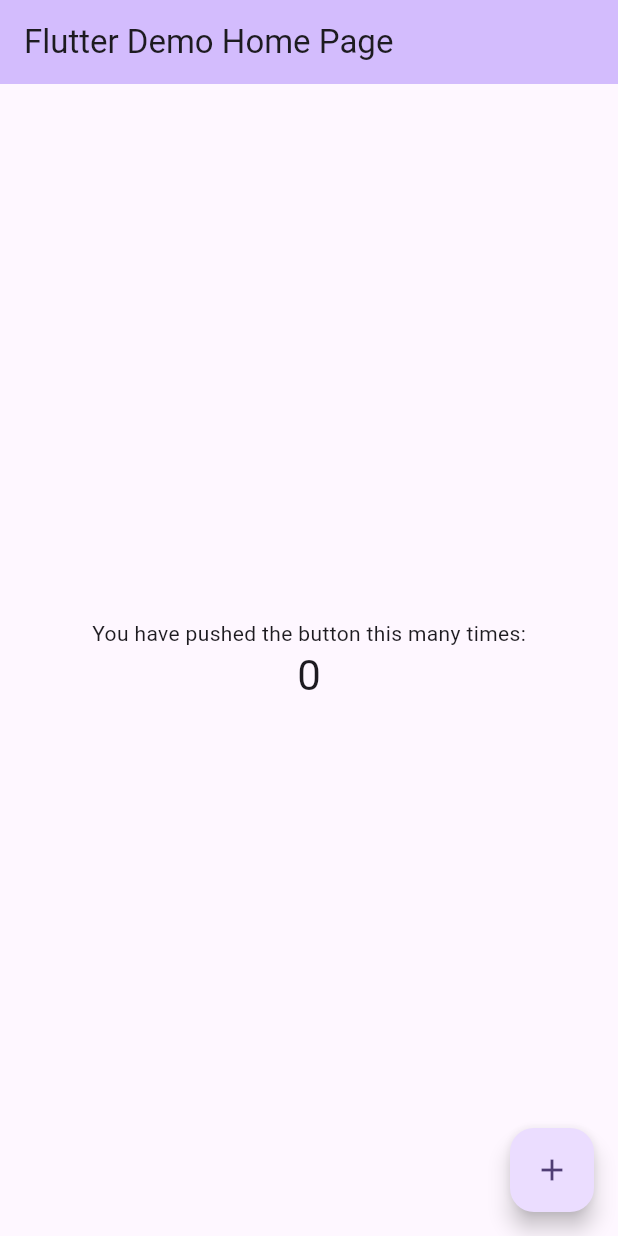
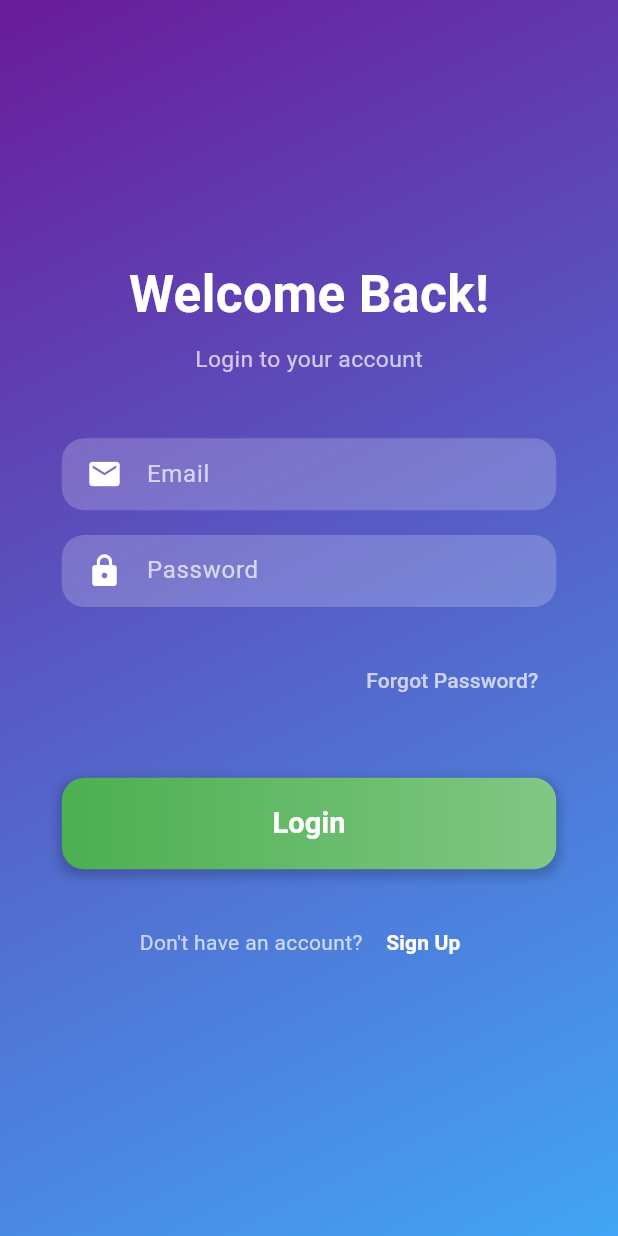
Before and after one commit to could-ai/019a3902-666a-7083-bd19-90ae914589e9, a Flutter app: the screen it shows after launch, on a phone screen of 412 x 824 dp. Run offline on Flutter 3.47's test engine with Material 3 defaults, Android fonts, the phone set to English and light mode, and no system bars; our stand-ins replace responsive_sizer, simple_animations.

Commit message:
I have added the `simple_animations` package for creating beautiful animations and the `responsive_sizer` package to ensure the UI is responsive across all screen sizes. These additions are crucial for meeting the user's request for a more dynamic and adaptable login page.; I have updated the main application entry point to initialize the `responsive_sizer` package, which is essential for building a responsive UI. I also set the `LoginScreen` as the new home page, replacing the default placeholder. This change directs the user to the newly designed login interface upon launching the app.; I've created a new, visually appealing login screen with a gradient background and animated elements. Each UI component, from the header to the input fields and buttons, fades and slides into view for a dynamic user experience. The layout is fully responsive, adapting to different screen sizes using the `responsive_sizer` package to ensure a consistent look and feel on any device. This file is the core of the UI enhancement, delivering on the user's request for a more beautiful and animated interface.

```diff
--- /dev/null
+++ b/usr/lib/features/auth/presentation/pages/login_screen.dart
@@ -0,0 +1,251 @@
+import 'package:flutter/material.dart';
+import 'package:responsive_sizer/responsive_sizer.dart';
+import 'package:simple_animations/simple_animations.dart';
+
+class LoginScreen extends StatelessWidget {
+  const LoginScreen({super.key});
+
+  @override
+  Widget build(BuildContext context) {
+    return Scaffold(
+      body: Container(
+        decoration: const BoxDecoration(
+          gradient: LinearGradient(
+            begin: Alignment.topLeft,
+            end: Alignment.bottomRight,
+            colors: [
+              Color(0xFF6A1B9A),
+              Color(0xFF42A5F5),
+            ],
+          ),
+        ),
+        child: Center(
+          child: SingleChildScrollView(
+            padding: EdgeInsets.symmetric(horizontal: 10.w),
+            child: Column(
+              mainAxisAlignment: MainAxisAlignment.center,
+              children: [
+                _buildHeader(),
+                SizedBox(height: 5.h),
+                _buildLoginForm(),
+                SizedBox(height: 3.h),
+                _buildForgotPassword(),
+                SizedBox(height: 5.h),
+                _buildLoginButton(),
+                SizedBox(height: 3.h),
+                _buildSignUpLink(),
+              ],
+            ),
+          ),
+        ),
+      ),
+    );
+  }
+
+  Widget _buildHeader() {
+    return PlayAnimationBuilder<double>(
+      tween: Tween(begin: 0.0, end: 1.0),
+      duration: const Duration(milliseconds: 500),
+      builder: (context, value, child) {
+        return Opacity(
+          opacity: value,
+          child: Transform.translate(
+            offset: Offset(0, 50 * (1 - value)),
+            child: child,
+          ),
+        );
+      },
+      child: Column(
+        children: [
+          Text(
+            "Welcome Back!",
+            style: TextStyle(
+              fontSize: 24.sp,
+              fontWeight: FontWeight.bold,
+              color: Colors.white,
+            ),
+          ),
+          SizedBox(height: 1.h),
+          Text(
+            "Login to your account",
+            style: TextStyle(
+              fontSize: 16.sp,
+              color: Colors.white70,
+            ),
+          ),
+        ],
+      ),
+    );
+  }
+
+  Widget _buildLoginForm() {
+    return Column(
+      children: [
+        _buildAnimatedTextField(
+          delay: 600,
+          icon: Icons.email,
+          hintText: "Email",
+        ),
+        SizedBox(height: 2.h),
+        _buildAnimatedTextField(
+          delay: 700,
+          icon: Icons.lock,
+          hintText: "Password",
+          obscureText: true,
+        ),
+      ],
+    );
+  }
+
+  Widget _buildAnimatedTextField({
+    required int delay,
+    required IconData icon,
+    required String hintText,
+    bool obscureText = false,
+  }) {
+    return PlayAnimationBuilder<double>(
+      tween: Tween(begin: 0.0, end: 1.0),
+      duration: Duration(milliseconds: 500),
+      delay: Duration(milliseconds: delay),
+      builder: (context, value, child) {
+        return Opacity(
+          opacity: value,
+          child: Transform.translate(
+            offset: Offset(0, 50 * (1 - value)),
+            child: child,
+          ),
+        );
+      },
+      child: _buildTextField(icon, hintText, obscureText),
+    );
+  }
+
+  Widget _buildTextField(IconData icon, String hintText, bool obscureText) {
+    return Container(
+      padding: EdgeInsets.symmetric(horizontal: 4.w),
+      decoration: BoxDecoration(
+        color: Colors.white.withOpacity(0.2),
+        borderRadius: BorderRadius.circular(15),
+      ),
+      child: TextField(
+        obscureText: obscureText,
+        style: TextStyle(color: Colors.white),
+        decoration: InputDecoration(
+          icon: Icon(icon, color: Colors.white),
+          border: InputBorder.none,
+          hintText: hintText,
+          hintStyle: TextStyle(color: Colors.white70),
+        ),
+      ),
+    );
+  }
+
+  Widget _buildForgotPassword() {
+    return PlayAnimationBuilder<double>(
+      tween: Tween(begin: 0.0, end: 1.0),
+      duration: const Duration(milliseconds: 500),
+      delay: const Duration(milliseconds: 800),
+      builder: (context, value, child) {
+        return Opacity(
+          opacity: value,
+          child: Transform.translate(
+            offset: Offset(0, 50 * (1 - value)),
+            child: child,
+          ),
+        );
+      },
+      child: Align(
+        alignment: Alignment.centerRight,
+        child: TextButton(
+          onPressed: () {},
+          child: Text(
+            "Forgot Password?",
+            style: TextStyle(color: Colors.white70),
+          ),
+        ),
+      ),
+    );
+  }
+
+  Widget _buildLoginButton() {
+    return PlayAnimationBuilder<double>(
+      tween: Tween(begin: 0.0, end: 1.0),
+      duration: const Duration(milliseconds: 500),
+      delay: const Duration(milliseconds: 900),
+      builder: (context, value, child) {
+        return Opacity(
+          opacity: value,
+          child: Transform.scale(
+            scale: value,
+            child: child,
+          ),
+        );
+      },
+      child: Container(
+        width: double.infinity,
+        decoration: BoxDecoration(
+          borderRadius: BorderRadius.circular(15),
+          gradient: const LinearGradient(
+            colors: [Color(0xFF4CAF50), Color(0xFF81C784)],
+          ),
+          boxShadow: [
+            BoxShadow(
+              color: Colors.black.withOpacity(0.2),
+              spreadRadius: 2,
+              blurRadius: 5,
+              offset: const Offset(0, 3),
+            ),
+          ],
+        ),
+        child: MaterialButton(
+          onPressed: () {},
+          padding: EdgeInsets.symmetric(vertical: 2.h),
+          child: Text(
+            "Login",
+            style: TextStyle(
+              fontSize: 18.sp,
+              color: Colors.white,
+              fontWeight: FontWeight.bold,
+            ),
+          ),
+        ),
+      ),
+    );
+  }
+
+  Widget _buildSignUpLink() {
+    return PlayAnimationBuilder<double>(
+      tween: Tween(begin: 0.0, end: 1.0),
+      duration: const Duration(milliseconds: 500),
+      delay: const Duration(milliseconds: 1000),
+      builder: (context, value, child) {
+        return Opacity(
+          opacity: value,
+          child: Transform.translate(
+            offset: Offset(0, 50 * (1 - value)),
+            child: child,
+          ),
+        );
+      },
+      child: Row(
+        mainAxisAlignment: MainAxisAlignment.center,
+        children: [
+          Text(
+            "Don't have an account? ",
+            style: TextStyle(color: Colors.white70),
+          ),
+          TextButton(
+            onPressed: () {},
+            child: const Text(
+              "Sign Up",
+              style: TextStyle(
+                color: Colors.white,
+                fontWeight: FontWeight.bold,
+              ),
+            ),
+          ),
+        ],
+      ),
+    );
+  }
+}
--- a/usr/lib/main.dart
+++ b/usr/lib/main.dart
@@ -1,4 +1,6 @@
+import 'package:couldai_user_app/features/auth/presentation/pages/login_screen.dart';
 import 'package:flutter/material.dart';
+import 'package:responsive_sizer/responsive_sizer.dart';
 
 void main() {
   runApp(const MyApp());
@@ -7,114 +9,19 @@ void main() {
 class MyApp extends StatelessWidget {
   const MyApp({super.key});
 
-  // This widget is the root of your application.
   @override
   Widget build(BuildContext context) {
+    return ResponsiveSizer(
+      builder: (context, orientation, screenType) {
         return MaterialApp(
           title: 'Flutter Demo',
           debugShowCheckedModeBanner: false,
           theme: ThemeData(
-        // This is the theme of your application.
-        //
-        // TRY THIS: Try running your application with "flutter run". You'll see
-        // the application has a purple toolbar. Then, without quitting the app,
-        // try changing the seedColor in the colorScheme below to Colors.green
-        // and then invoke "hot reload" (save your changes or press the "hot
-        // reload" button in a Flutter-supported IDE, or press "r" if you used
-        // the command line to start the app).
-        //
-        // Notice that the counter didn't reset back to zero; the application
-        // state is not lost during the reload. To reset the state, use hot
-        // restart instead.
-        //
-        // This works for code too, not just values: Most code changes can be
-        // tested with just a hot reload.
             colorScheme: ColorScheme.fromSeed(seedColor: Colors.deepPurple),
           ),
-      home: const MyHomePage(title: 'Flutter Demo Home Page'),
+          home: const LoginScreen(),
+        );
+      },
     );
   }
 }
-
-class MyHomePage extends StatefulWidget {
-  const MyHomePage({super.key, required this.title});
-
-  // This widget is the home page of your application. It is stateful, meaning
-  // that it has a State object (defined below) that contains fields that affect
-  // how it looks.
-
-  // This class is the configuration for the state. It holds the values (in this
-  // case the title) provided by the parent (in this case the App widget) and
-  // used by the build method of the State. Fields in a Widget subclass are
-  // always marked "final".
-
-  final String title;
-
-  @override
-  State<MyHomePage> createState() => _MyHomePageState();
-}
-
-class _MyHomePageState extends State<MyHomePage> {
-  int _counter = 0;
-
-  void _incrementCounter() {
-    setState(() {
-      // This call to setState tells the Flutter framework that something has
-      // changed in this State, which causes it to rerun the build method below
-      // so that the display can reflect the updated values. If we changed
-      // _counter without calling setState(), then the build method would not be
-      // called again, and so nothing would appear to happen.
-      _counter++;
-    });
-  }
-
-  @override
-  Widget build(BuildContext context) {
-    // This method is rerun every time setState is called, for instance as done
-    // by the _incrementCounter method above.
-    //
-    // The Flutter framework has been optimized to make rerunning build methods
-    // fast, so that you can just rebuild anything that needs updating rather
-    // than having to individually change instances of widgets.
-    return Scaffold(
-      appBar: AppBar(
-        // TRY THIS: Try changing the color here to a specific color (to
-        // Colors.amber, perhaps?) and trigger a hot reload to see the AppBar
-        // change color while the other colors stay the same.
-        backgroundColor: Theme.of(context).colorScheme.inversePrimary,
-        // Here we take the value from the MyHomePage object that was created by
-        // the App.build method, and use it to set our appbar title.
-        title: Text(widget.title),
-      ),
-      body: Center(
-        // Center is a layout widget. It takes a single child and positions it
-        // in the middle of the parent.
-        child: Column(
-          // Column is also a layout widget. It takes a list of children and
-          // arranges them vertically. By default, it sizes itself to fit its
-          // children horizontally, and tries to be as tall as its parent.
-          //
-          // Column has various properties to control how it sizes itself and
-          // how it positions its children. Here we use mainAxisAlignment to
-          // center the children vertically; the main axis here is the vertical
-          // axis because Columns are vertical (the cross axis would be
-          // horizontal).
-          //
-          // TRY THIS: Invoke "debug painting" (choose the "Toggle Debug Paint"
-          // action in the IDE, or press "p" in the console), to see the
-          // wireframe for each widget.
-          mainAxisAlignment: MainAxisAlignment.center,
-          children: <Widget>[
-            const Text('You have pushed the button this many times:'),
-            Text('$_counter', style: Theme.of(context).textTheme.headlineMedium),
-          ],
-        ),
-      ),
-      floatingActionButton: FloatingActionButton(
-        onPressed: _incrementCounter,
-        tooltip: 'Increment',
-        child: const Icon(Icons.add),
-      ), // This trailing comma makes auto-formatting nicer for build methods.
-    );
-  }
-}
```
Also changed, not shown: usr/pubspec.yaml (+4 -70 lines). Lines whose indentation alone changed are shown as unchanged.
